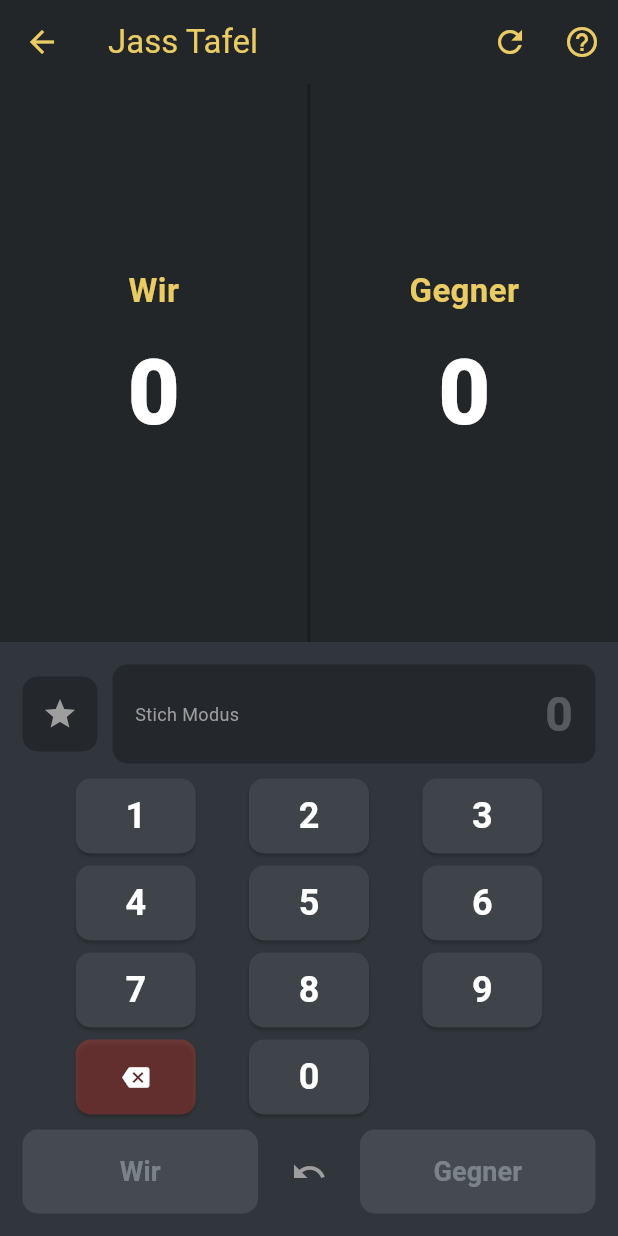
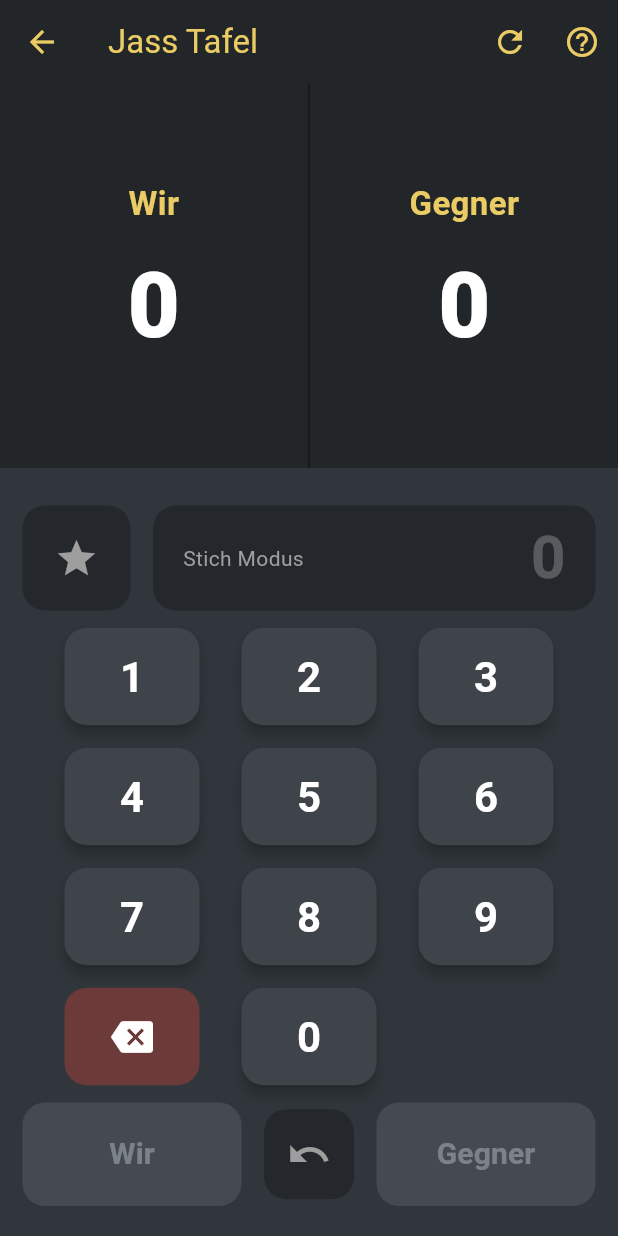
Before and after one commit to PrinzWillyM/countr-appclient, a Flutter app: the JassenGame screen opened directly, after a tap on "Schieber", on a phone screen of 412 x 824 dp. Run offline on Flutter 3.47's test engine with Material 3 defaults, Android fonts, the phone set to English and light mode, and no system bars; our stand-ins replace confetti, shared_preferences; accounts and stored records are empty.

Commit message:
redesigned jassen screen

```diff
--- a/lib/games/jassen.dart
+++ b/lib/games/jassen.dart
@@ -92,7 +92,6 @@ class _JassenGameState extends State<JassenGame> {
         'rules_text': 'Mode :\n\n• Chibre : Entrez les points, le reste (sur 157) va à l\'autre équipe.\n\nPour les Annonces : Activez l\'étoile. Les points sont ajoutés directement.\n\n• Differenzler : Ajoutez des joueurs. Prédisez, puis notez le résultat.',
         'add_hint': 'Nom',
       },
-      // Short versions for other languages (fallback logic applies)
       'it': { 'title': 'Jass', 'mode_schieber': 'Schieber', 'desc_schieber': 'Squadra vs Squadra.', 'mode_diff': 'Differenzler', 'desc_diff': 'Predizione punti.', 'team1': 'Noi', 'team2': 'Loro', 'weis_mode': 'Bonus', 'start': 'AVVIA', 'add_player': 'Aggiungi', 'penalty': 'Penalità' },
       'es': { 'title': 'Jass', 'mode_schieber': 'Schieber', 'desc_schieber': 'Equipo vs Equipo.', 'mode_diff': 'Differenzler', 'desc_diff': 'Predicción de puntos.', 'team1': 'Nosotros', 'team2': 'Ellos', 'weis_mode': 'Bono', 'start': 'INICIAR', 'add_player': 'Añadir', 'penalty': 'Penalización' },
       'pt': { 'title': 'Jass', 'mode_schieber': 'Schieber', 'desc_schieber': 'Equipe vs Equipe.', 'mode_diff': 'Differenzler', 'desc_diff': 'Previsão de pontos.', 'team1': 'Nós', 'team2': 'Eles', 'weis_mode': 'Bônus', 'start': 'INICIAR', 'add_player': 'Adicionar', 'penalty': 'Penalidade' },
@@ -140,12 +139,9 @@ class _JassenGameState extends State<JassenGame> {
     int t2Add = 0;
 
     if (_isWeisMode) {
-      // Weis Modus: Punkte werden direkt dem Team gutgeschrieben (kein Split von 157)
       if (isTeam1) t1Add = points;
       else t2Add = points;
     } else {
-      // Stich Modus: Normales Jassen, Split von 157
-      // Alles > 157 (z.B. Match 257) zählt voll, kein Split
       if (points <= 157) {
         if (isTeam1) {
           t1Add = points;
@@ -155,7 +151,6 @@ class _JassenGameState extends State<JassenGame> {
           t1Add = 157 - points;
         }
       } else {
-        // Matchpunkte (z.B. 157 + 100 = 257)
         if (isTeam1) t1Add = points;
         else t2Add = points;
       }
@@ -166,7 +161,7 @@ class _JassenGameState extends State<JassenGame> {
       team2Score += t2Add;
       history.add({'t1': t1Add, 't2': t2Add});
       _currentInput = "";
-      _isWeisMode = false; // Reset weis mode after entry
+      _isWeisMode = false;
     });
   }
 
@@ -188,7 +183,7 @@ class _JassenGameState extends State<JassenGame> {
         diffPlayers.add({
           'name': _nameController.text,
           'total_penalty': 0,
-          'current_target': null, // Ansage
+          'current_target': null,
         });
         _nameController.clear();
       });
@@ -205,17 +200,15 @@ class _JassenGameState extends State<JassenGame> {
   void _submitDiffScore(int index, int madePoints) {
     var p = diffPlayers[index];
     if (p['current_target'] == null) {
-      // Set Ansage
       setState(() {
-        p['current_target'] = madePoints; // Reuse parameter as target
+        p['current_target'] = madePoints;
       });
     } else {
-      // Calc Diff
       int target = p['current_target'];
       int diff = (target - madePoints).abs();
       setState(() {
         p['total_penalty'] += diff;
-        p['current_target'] = null; // Reset für nächste Runde
+        p['current_target'] = null;
       });
     }
   }
@@ -300,9 +293,9 @@ class _JassenGameState extends State<JassenGame> {
   Widget _buildSchieberUI() {
     return Column(
       children: [
-        // Score Display
+        // Score Display (jetzt etwas kleiner, flex: 3)
         Expanded(
-          flex: 4,
+          flex: 3,
           child: Row(
             children: [
               _buildTeamColumn(_t('team1'), team1Score),
@@ -312,10 +305,13 @@ class _JassenGameState extends State<JassenGame> {
           ),
         ),
 
-        // Input Area
-        Container(
+        // Input Area (jetzt mehr Platz, flex: 6)
+        Expanded(
+          flex: 6,
+          child: Container(
+            width: double.infinity,
             color: surfaceColor,
-          padding: const EdgeInsets.all(15),
+            padding: const EdgeInsets.only(top: 25, left: 15, right: 15, bottom: 20),
             child: Column(
               children: [
                 // Weis Toggle & Input Display
@@ -325,31 +321,33 @@ class _JassenGameState extends State<JassenGame> {
                     GestureDetector(
                       onTap: () => setState(() => _isWeisMode = !_isWeisMode),
                       child: Container(
-                      padding: const EdgeInsets.all(12),
+                        height: 70, // Größer
+                        padding: const EdgeInsets.symmetric(horizontal: 20),
                         decoration: BoxDecoration(
                             color: _isWeisMode ? primaryColor : Colors.black26,
-                          borderRadius: BorderRadius.circular(10),
+                            borderRadius: BorderRadius.circular(15),
                             border: Border.all(color: _isWeisMode ? Colors.white : Colors.transparent)
                         ),
-                      child: Icon(Icons.star, color: _isWeisMode ? Colors.black : Colors.grey),
+                        child: Icon(Icons.star, color: _isWeisMode ? Colors.black : Colors.grey, size: 30),
                       ),
                     ),
-                  const SizedBox(width: 10),
+                    const SizedBox(width: 15),
                     // Display Input
                     Expanded(
                       child: Container(
-                      padding: const EdgeInsets.symmetric(vertical: 10, horizontal: 15),
-                      decoration: BoxDecoration(color: Colors.black26, borderRadius: BorderRadius.circular(10)),
+                        height: 70, // Größer
+                        padding: const EdgeInsets.symmetric(horizontal: 20),
+                        decoration: BoxDecoration(color: Colors.black26, borderRadius: BorderRadius.circular(15)),
                         child: Row(
                           mainAxisAlignment: MainAxisAlignment.spaceBetween,
                           children: [
                             Text(
                                 _isWeisMode ? _t('weis_on') : _t('weis_off'),
-                              style: TextStyle(color: _isWeisMode ? primaryColor : Colors.grey, fontSize: 12)
+                                style: TextStyle(color: _isWeisMode ? primaryColor : Colors.grey, fontSize: 14)
                             ),
                             Text(
                               _currentInput.isEmpty ? "0" : _currentInput,
-                            style: TextStyle(color: _currentInput.isEmpty ? Colors.white24 : Colors.white, fontSize: 32, fontWeight: FontWeight.bold),
+                              style: TextStyle(color: _currentInput.isEmpty ? Colors.white24 : Colors.white, fontSize: 40, fontWeight: FontWeight.bold),
                             ),
                           ],
                         ),
@@ -357,10 +355,14 @@ class _JassenGameState extends State<JassenGame> {
                     ),
                   ],
                 ),
-              const SizedBox(height: 10),
+
+                const Spacer(), // Schiebt das Keypad etwas nach unten/zentriert es
+
                 // Keypad
                 _buildKeypad(),
-              const SizedBox(height: 10),
+
+                const Spacer(),
+
                 // Assign Buttons
                 Row(
                   children: [
@@ -370,33 +372,42 @@ class _JassenGameState extends State<JassenGame> {
                         style: ElevatedButton.styleFrom(
                             backgroundColor: _isWeisMode ? Colors.orange : primaryColor,
                             foregroundColor: Colors.black,
-                          padding: const EdgeInsets.symmetric(vertical: 15),
-                          shape: RoundedRectangleBorder(borderRadius: BorderRadius.circular(10))
+                            padding: const EdgeInsets.symmetric(vertical: 20),
+                            shape: RoundedRectangleBorder(borderRadius: BorderRadius.circular(15))
                         ),
-                      child: Text(_t('team1'), style: const TextStyle(fontWeight: FontWeight.bold, fontSize: 18)),
+                        child: Text(_t('team1'), style: const TextStyle(fontWeight: FontWeight.bold, fontSize: 20)),
                       ),
                     ),
-                  const SizedBox(width: 10),
-                  IconButton(
+                    const SizedBox(width: 15),
+                    Container(
+                      decoration: BoxDecoration(
+                          color: Colors.black26,
+                          borderRadius: BorderRadius.circular(15)
+                      ),
+                      child: IconButton(
                         icon: const Icon(Icons.undo, color: Colors.grey),
+                        iconSize: 30,
+                        padding: const EdgeInsets.all(15),
                         onPressed: history.isEmpty ? null : _undo,
                       ),
-                  const SizedBox(width: 10),
+                    ),
+                    const SizedBox(width: 15),
                     Expanded(
                       child: ElevatedButton(
                         onPressed: _currentInput.isEmpty ? null : () => _submitSchieberScore(false),
                         style: ElevatedButton.styleFrom(
                             backgroundColor: _isWeisMode ? Colors.orange : primaryColor,
                             foregroundColor: Colors.black,
-                          padding: const EdgeInsets.symmetric(vertical: 15),
-                          shape: RoundedRectangleBorder(borderRadius: BorderRadius.circular(10))
+                            padding: const EdgeInsets.symmetric(vertical: 20),
+                            shape: RoundedRectangleBorder(borderRadius: BorderRadius.circular(15))
                         ),
-                      child: Text(_t('team2'), style: const TextStyle(fontWeight: FontWeight.bold, fontSize: 18)),
+                        child: Text(_t('team2'), style: const TextStyle(fontWeight: FontWeight.bold, fontSize: 20)),
                       ),
                     ),
                   ],
                 )
               ],
+            ),
           ),
         ),
       ],
@@ -423,15 +434,15 @@ class _JassenGameState extends State<JassenGame> {
     return Column(
       children: [
         Row(mainAxisAlignment: MainAxisAlignment.spaceEvenly, children: ["1","2","3"].map(_keyBtn).toList()),
-        const SizedBox(height: 8),
+        const SizedBox(height: 15), // Mehr Abstand
         Row(mainAxisAlignment: MainAxisAlignment.spaceEvenly, children: ["4","5","6"].map(_keyBtn).toList()),
-        const SizedBox(height: 8),
+        const SizedBox(height: 15),
         Row(mainAxisAlignment: MainAxisAlignment.spaceEvenly, children: ["7","8","9"].map(_keyBtn).toList()),
-        const SizedBox(height: 8),
+        const SizedBox(height: 15),
         Row(mainAxisAlignment: MainAxisAlignment.spaceEvenly, children: [
           _iconKeyBtn(Icons.backspace, _backspace),
           _keyBtn("0"),
-          const SizedBox(width: 80, height: 50),
+          const SizedBox(width: 90, height: 65), // Platzhalter für Layout
         ]),
       ],
     );
@@ -439,22 +450,32 @@ class _JassenGameState extends State<JassenGame> {
 
   Widget _keyBtn(String label) {
     return SizedBox(
-      width: 80, height: 50,
+      width: 90, height: 65, // Grösser
       child: ElevatedButton(
         onPressed: () { HapticFeedback.selectionClick(); _addInput(label); },
-        style: ElevatedButton.styleFrom(backgroundColor: activeColor, foregroundColor: Colors.white, shape: RoundedRectangleBorder(borderRadius: BorderRadius.circular(10))),
-        child: Text(label, style: const TextStyle(fontSize: 24, fontWeight: FontWeight.bold)),
+        style: ElevatedButton.styleFrom(
+            backgroundColor: activeColor,
+            foregroundColor: Colors.white,
+            shape: RoundedRectangleBorder(borderRadius: BorderRadius.circular(15)),
+            elevation: 4
+        ),
+        child: Text(label, style: const TextStyle(fontSize: 28, fontWeight: FontWeight.bold)),
       ),
     );
   }
 
   Widget _iconKeyBtn(IconData icon, VoidCallback onTap) {
     return SizedBox(
-      width: 80, height: 50,
+      width: 90, height: 65, // Grösser
       child: ElevatedButton(
         onPressed: () { HapticFeedback.selectionClick(); onTap(); },
-        style: ElevatedButton.styleFrom(backgroundColor: Colors.red.withOpacity(0.3), foregroundColor: Colors.white, shape: RoundedRectangleBorder(borderRadius: BorderRadius.circular(10))),
-        child: Icon(icon),
+        style: ElevatedButton.styleFrom(
+            backgroundColor: Colors.red.withOpacity(0.3),
+            foregroundColor: Colors.white,
+            shape: RoundedRectangleBorder(borderRadius: BorderRadius.circular(15)),
+            elevation: 0
+        ),
+        child: Icon(icon, size: 28),
       ),
     );
   }
```
Lines whose indentation alone changed are shown as unchanged.
